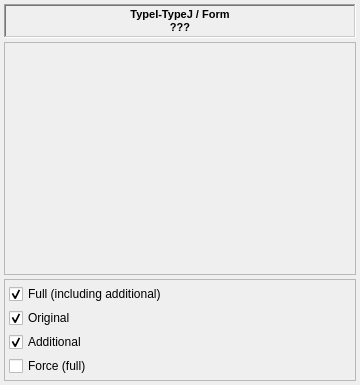
disorderedmaterials/dissolve, file src/gui/pairpotentialwidget.ui: the form before one commit.
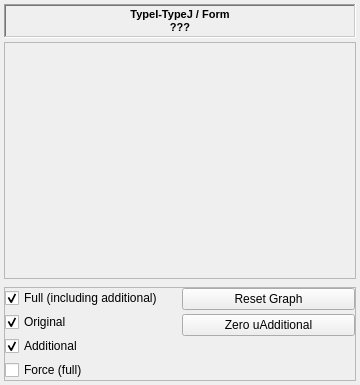
The form after the commit.

Commit message: PairPotentialWidget now provides buttons to reset graph and zero additional potential.

Diff of the .ui file:
```diff
--- a/src/gui/pairpotentialwidget.ui
+++ b/src/gui/pairpotentialwidget.ui
@@ -174,29 +174,50 @@
       <property name="bottomMargin">
        <number>0</number>
       </property>
+     </layout>
+    </widget>
+   </item>
+   <item>
+    <widget class="QFrame" name="ControlsFrame">
+     <property name="frameShape">
+      <enum>QFrame::StyledPanel</enum>
+     </property>
+     <property name="frameShadow">
+      <enum>QFrame::Raised</enum>
+     </property>
+     <layout class="QHBoxLayout" name="horizontalLayout_4">
+      <property name="spacing">
+       <number>4</number>
+      </property>
+      <property name="leftMargin">
+       <number>0</number>
+      </property>
+      <property name="topMargin">
+       <number>0</number>
+      </property>
+      <property name="rightMargin">
+       <number>0</number>
+      </property>
+      <property name="bottomMargin">
+       <number>0</number>
+      </property>
       <item>
-       <widget class="QFrame" name="ControlsFrame">
-        <property name="frameShape">
-         <enum>QFrame::StyledPanel</enum>
-        </property>
-        <property name="frameShadow">
-         <enum>QFrame::Raised</enum>
-        </property>
+       <widget class="QWidget" name="widget" native="true">
         <layout class="QVBoxLayout" name="verticalLayout_3">
          <property name="spacing">
           <number>4</number>
          </property>
          <property name="leftMargin">
-          <number>4</number>
+          <number>0</number>
          </property>
          <property name="topMargin">
-          <number>4</number>
+          <number>0</number>
          </property>
          <property name="rightMargin">
-          <number>4</number>
+          <number>0</number>
          </property>
          <property name="bottomMargin">
-          <number>4</number>
+          <number>0</number>
          </property>
          <item>
           <widget class="QCheckBox" name="FullEnergyCheck">
@@ -250,6 +271,52 @@
         </layout>
        </widget>
       </item>
+      <item>
+       <layout class="QVBoxLayout" name="verticalLayout_4">
+        <property name="spacing">
+         <number>4</number>
+        </property>
+        <item>
+         <widget class="QPushButton" name="ResetGraphButton">
+          <property name="sizePolicy">
+           <sizepolicy hsizetype="Minimum" vsizetype="Minimum">
+            <horstretch>0</horstretch>
+            <verstretch>0</verstretch>
+           </sizepolicy>
+          </property>
+          <property name="text">
+           <string>Reset Graph</string>
+          </property>
+         </widget>
+        </item>
+        <item>
+         <widget class="QPushButton" name="ZeroUAdditionalButton">
+          <property name="sizePolicy">
+           <sizepolicy hsizetype="Minimum" vsizetype="Minimum">
+            <horstretch>0</horstretch>
+            <verstretch>0</verstretch>
+           </sizepolicy>
+          </property>
+          <property name="text">
+           <string>Zero uAdditional</string>
+          </property>
+         </widget>
+        </item>
+        <item>
+         <spacer name="verticalSpacer">
+          <property name="orientation">
+           <enum>Qt::Vertical</enum>
+          </property>
+          <property name="sizeHint" stdset="0">
+           <size>
+            <width>20</width>
+            <height>40</height>
+           </size>
+          </property>
+         </spacer>
+        </item>
+       </layout>
+      </item>
      </layout>
     </widget>
    </item>
```
The commit also changes 2 other files.
